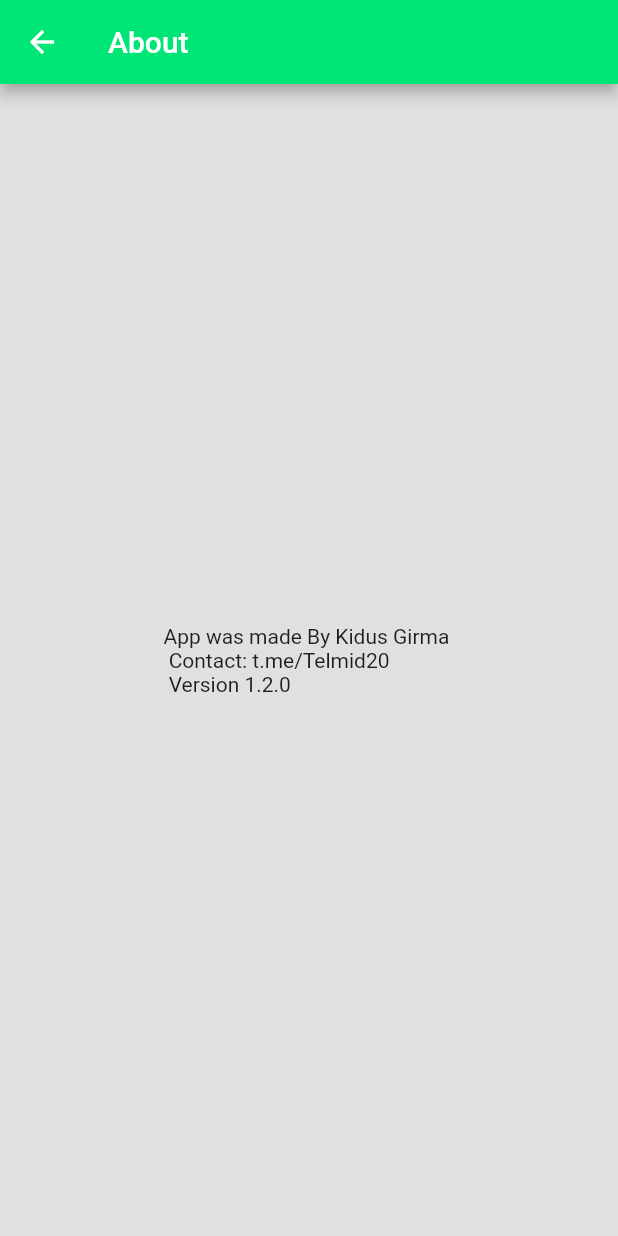
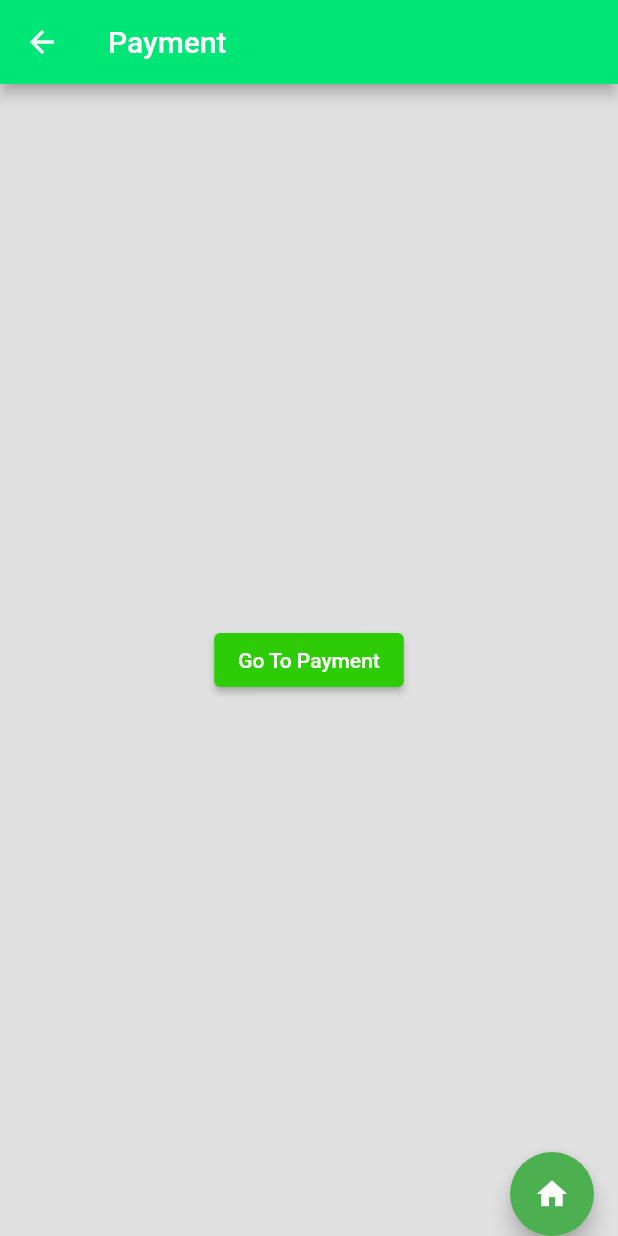
Before and after one commit to Cyb3r7ron/test_new, a Flutter app: the screen it shows once a user with an empty profile is signed in, after a tap on the "info outline" icon, on a phone screen of 412 x 824 dp. Run offline on Flutter 3.47's test engine with Material 2 defaults, Android fonts, the light colour scheme and no system bars; our stand-ins replace firebase_auth, firebase_core, google_fonts, video_player; accounts and stored records are empty.

Commit message:
video inside

```diff
--- a/lib/pages/home_page.dart
+++ b/lib/pages/home_page.dart
@@ -7,6 +7,7 @@ import 'package:test_new/levels/medeb_five.dart';
 import 'package:test_new/levels/medeb_four.dart';
 import 'package:test_new/levels/medeb_two.dart';
 import 'package:test_new/pages/about_page.dart';
+import 'package:test_new/pages/payment_page.dart';
 //import 'package:test_new/auth/main_page.dart';
 import 'package:test_new/video_page.dart';
 
@@ -207,7 +208,7 @@ class _HomePageState extends State<HomePage> {
             context,
             MaterialPageRoute(
               builder: (context) {
-                return const AboutPage();
+                return const PaymentPage();
               },
             ),
           );
--- /dev/null
+++ b/lib/pages/payment_page.dart
@@ -0,0 +1,56 @@
+import 'package:flutter/material.dart';
+import 'package:url_launcher/link.dart';
+
+import 'about_page.dart';
+import 'home_page.dart';
+//import 'package:contactus/contactus.dart';
+
+class PaymentPage extends StatefulWidget {
+  const PaymentPage({Key? key}) : super(key: key);
+
+  @override
+  State<PaymentPage> createState() => _PaymentPageState();
+}
+
+class _PaymentPageState extends State<PaymentPage> {
+  @override
+  Widget build(BuildContext context) {
+    return Scaffold(
+      backgroundColor: Colors.grey[300],
+      appBar: AppBar(
+        title: const Text("Payment"),
+        backgroundColor: Colors.greenAccent[400],
+      ),
+      body: Center(
+        child: Link(
+          target: LinkTarget.blank,
+          uri: Uri.parse(
+              'http://checkout.chapa.co/checkout/web/payment/SC-GbrylgSwGvGL'),
+          builder: (context, followLink) => ElevatedButton(
+            child: Text('Go To Payment'),
+            onPressed: followLink,
+            style: ElevatedButton.styleFrom(
+              backgroundColor: Color(0xFF2DCC06), // Background color
+            ),
+          ),
+        ),
+      ),
+      floatingActionButtonLocation: FloatingActionButtonLocation.endDocked,
+      floatingActionButton: FloatingActionButton(
+        child: Icon(Icons.home),
+        //label: Text('Next Video'),
+        backgroundColor: Colors.green,
+        onPressed: () {
+          Navigator.push(
+            context,
+            MaterialPageRoute(
+              builder: (context) {
+                return const HomePage();
+              },
+            ),
+          );
+        },
+      ),
+    );
+  }
+}
--- a/pubspec.yaml
+++ b/pubspec.yaml
@@ -32,6 +32,7 @@ dependencies:
   video_player: ^2.2.18
   youtube_player_iframe: ^3.0.4
   google_fonts: ^3.0.1
+  url_launcher: ^6.0.3
   flutter:
     sdk: flutter
 
```
Also changed, not shown: pubspec.lock.
